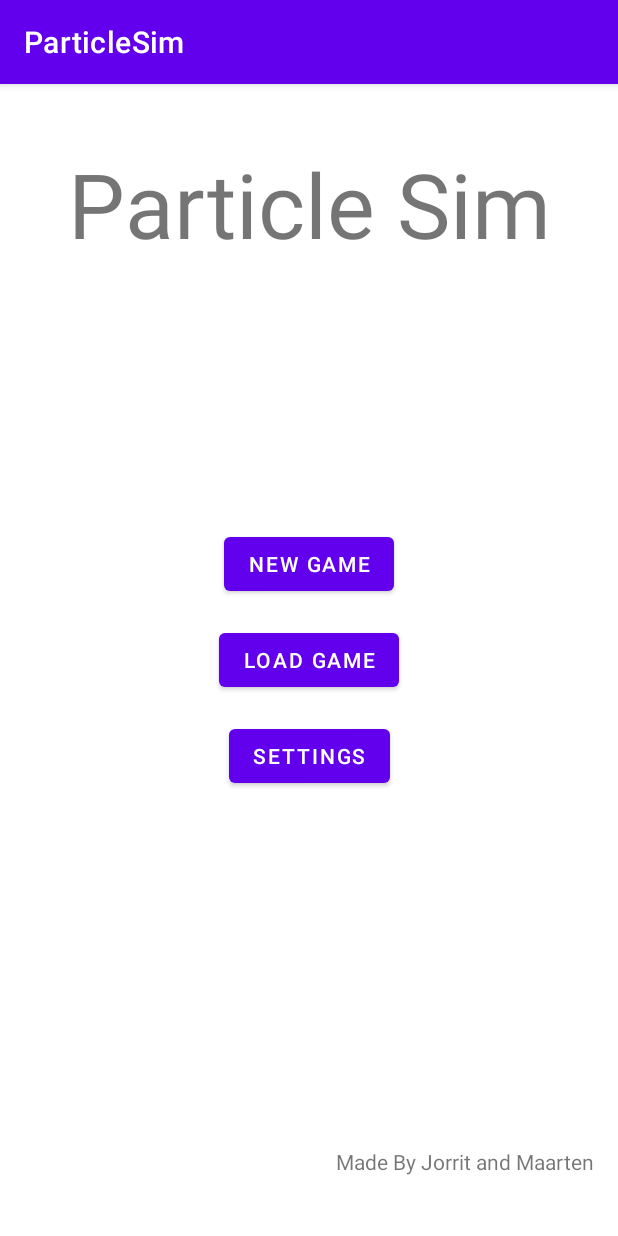
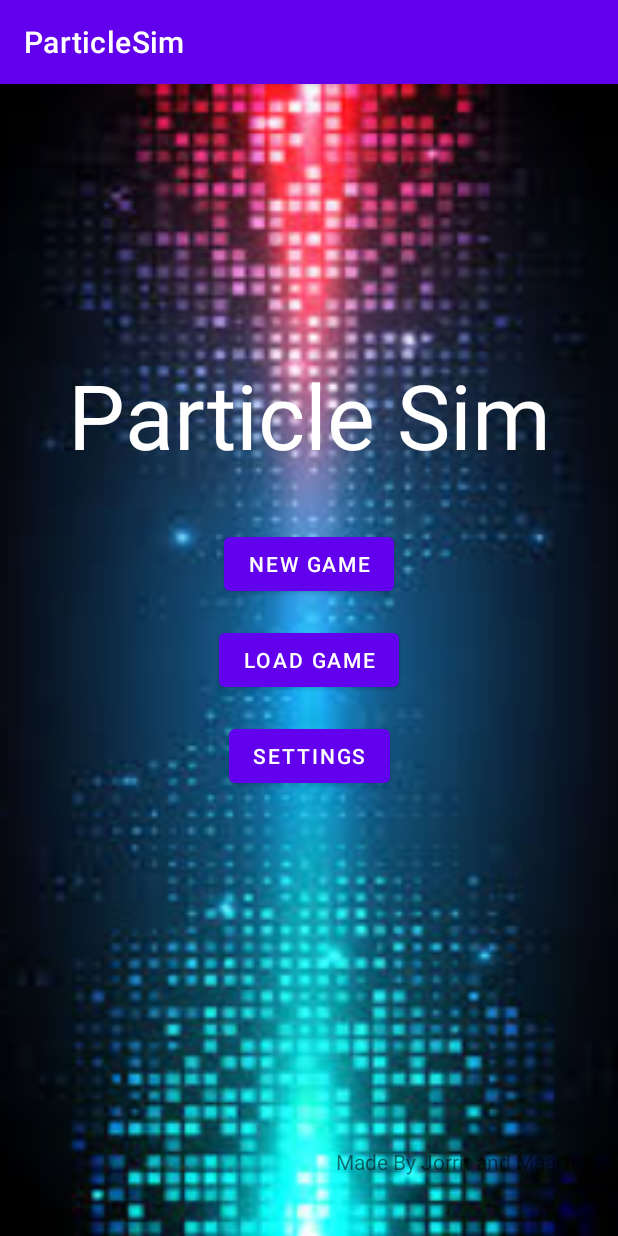
Before and after one commit to DoctorFoxy/ParticleSim, an Android app: the screen it shows after launch (StartScreen), on a phone screen of 412 x 824 dp. Run offline under Robolectric (Android 15) with nearby library versions, the phone set to English and light mode, and no system bars; 1 statement that could not run was skipped.

Commit message:
Minor Edits

```diff
--- a/app/src/main/res/layout/activity_main.xml
+++ b/app/src/main/res/layout/activity_main.xml
@@ -4,7 +4,7 @@
     xmlns:tools="http://schemas.android.com/tools"
     android:layout_width="match_parent"
     android:layout_height="match_parent"
-    android:background="#474040"
+    android:background="@drawable/ic_launcher_background"
     tools:context=".MainActivity">
 
     <ImageView
--- a/app/src/main/res/layout/start_screen.xml
+++ b/app/src/main/res/layout/start_screen.xml
@@ -2,7 +2,8 @@
 <androidx.constraintlayout.widget.ConstraintLayout xmlns:android="http://schemas.android.com/apk/res/android"
     xmlns:app="http://schemas.android.com/apk/res-auto"
     android:layout_width="match_parent"
-    android:layout_height="match_parent">
+    android:layout_height="match_parent"
+    android:background="@drawable/testbg">
 
     <Button
         android:id="@+id/LoadGameB"
@@ -44,8 +45,9 @@
         android:id="@+id/textView"
         android:layout_width="wrap_content"
         android:layout_height="wrap_content"
-        android:layout_marginTop="39dp"
+        android:layout_marginTop="180dp"
         android:text="@string/particle_sim"
+        android:textColor="@color/white"
         android:textSize="60sp"
         app:layout_constraintEnd_toEndOf="parent"
         app:layout_constraintStart_toStartOf="parent"
```
Also changed, not shown: app/src/main/res/drawable/testbg.png (added).
